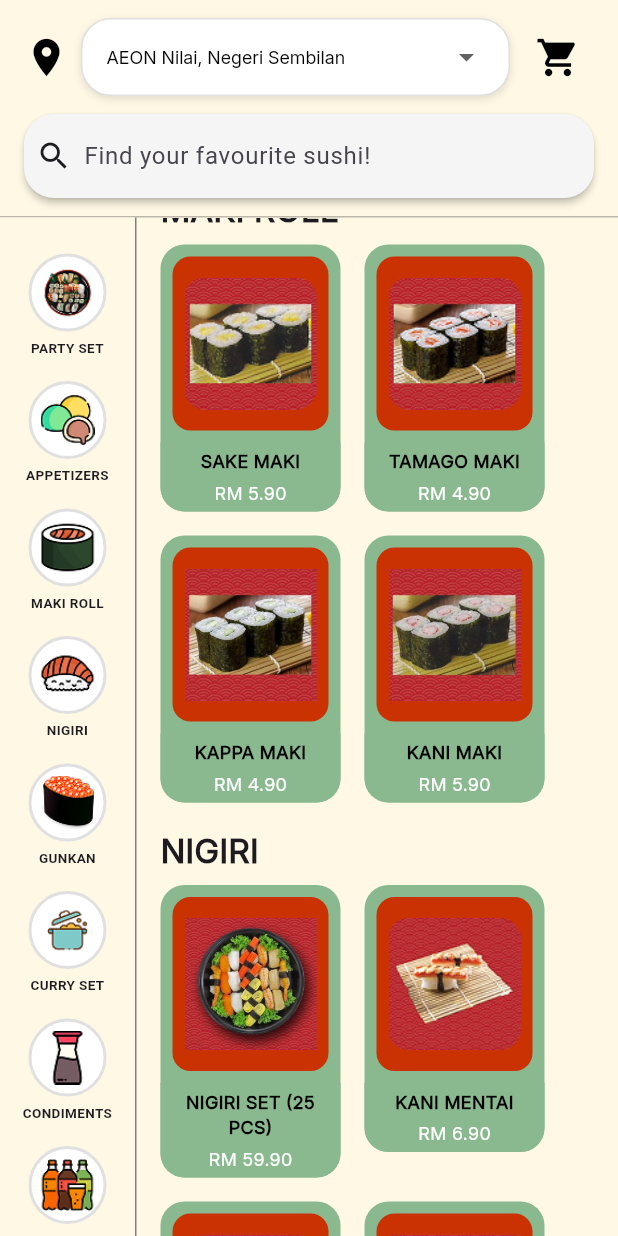
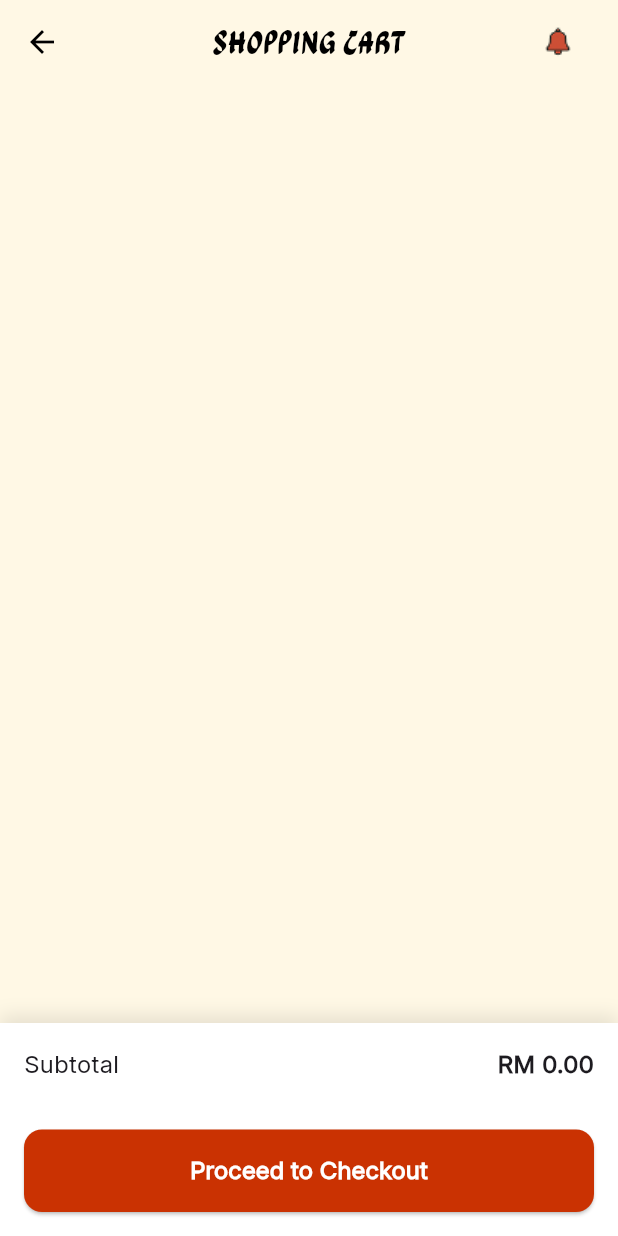
Before and after one commit to raymondlhh/Mobile_A1, a Flutter app: the MenuScreen screen opened directly, scrolled down 1152 dp, after a tap on the "shopping cart" icon, on a phone screen of 412 x 824 dp. Run offline on Flutter 3.47's test engine with Material 3 defaults, Android fonts, the phone set to English and light mode, and no system bars; our stand-ins replace cloud_firestore, firebase_auth, firebase_core, image_picker, video_player; accounts and stored records are empty; Roboto replaces fonts that are missing (PermanentMarker).

Commit message:
Add shopping cart functionality and navigation to Shopping Cart

```diff
--- a/lib/screens/menu/menu_screen.dart
+++ b/lib/screens/menu/menu_screen.dart
@@ -1,4 +1,5 @@
 import 'package:flutter/material.dart';
+import 'package:flutter_application_1/screens/menu/shopping_cart.dart';
 import '../../data/menu_data.dart';
 import 'item_detail_page.dart';
 import '../../models/menu_item.dart';
@@ -180,7 +181,12 @@ class _MenuScreenState extends State<MenuScreen> {
                       size: 30,
                     ),
                     onPressed: () {
-                      // TODO: Implement shopping cart functionality
+                      Navigator.push(
+                        context,
+                        MaterialPageRoute(
+                          builder: (context) => const ShoppingCart(),
+                        ),
+                      );
                     },
                   ),
                 ],
--- /dev/null
+++ b/lib/screens/menu/shopping_cart.dart
@@ -0,0 +1,190 @@
+import 'package:flutter/material.dart';
+import '../../models/menu_item.dart';
+import '../../../widgets/title_appbar.dart';
+
+class ShoppingCart extends StatelessWidget {
+  const ShoppingCart({super.key});
+
+  @override
+  Widget build(BuildContext context) {
+    return Scaffold(
+      backgroundColor: const Color(0xFFFFF8E5),
+      appBar: buildAppBar(context, 'Shopping Cart'),
+      body: Column(
+        children: [
+          // Cart Items List
+          Expanded(
+            child: ListView.builder(
+              padding: const EdgeInsets.all(16),
+              itemCount: 0, // TODO: Replace with actual cart items
+              itemBuilder: (context, index) {
+                return const _CartItem();
+              },
+            ),
+          ),
+          // Bottom Summary
+          Container(
+            padding: const EdgeInsets.all(16),
+            decoration: BoxDecoration(
+              color: Colors.white,
+              boxShadow: [
+                BoxShadow(
+                  color: Colors.black.withOpacity(0.1),
+                  blurRadius: 10,
+                  offset: const Offset(0, -5),
+                ),
+              ],
+            ),
+            child: Column(
+              children: [
+                const Row(
+                  mainAxisAlignment: MainAxisAlignment.spaceBetween,
+                  children: [
+                    Text(
+                      'Subtotal',
+                      style: TextStyle(fontSize: 16, fontFamily: 'Inter'),
+                    ),
+                    Text(
+                      'RM 0.00', // TODO: Replace with actual subtotal
+                      style: TextStyle(
+                        fontSize: 16,
+                        fontFamily: 'Inter',
+                        fontWeight: FontWeight.bold,
+                      ),
+                    ),
+                  ],
+                ),
+                const SizedBox(height: 32),
+                SizedBox(
+                  width: double.infinity,
+                  child: ElevatedButton(
+                    onPressed: () {
+                      // TODO: Implement checkout functionality
+                    },
+                    style: ElevatedButton.styleFrom(
+                      backgroundColor: const Color(0xFFCA3202),
+                      padding: const EdgeInsets.symmetric(vertical: 16),
+                      shape: RoundedRectangleBorder(
+                        borderRadius: BorderRadius.circular(12),
+                      ),
+                    ),
+                    child: const Text(
+                      'Proceed to Checkout',
+                      style: TextStyle(
+                        color: Color(0xFFFFFFFF),
+                        fontSize: 16,
+                        fontFamily: 'Inter',
+                        fontWeight: FontWeight.bold,
+                      ),
+                    ),
+                  ),
+                ),
+              ],
+            ),
+          ),
+        ],
+      ),
+    );
+  }
+}
+
+class _CartItem extends StatelessWidget {
+  const _CartItem();
+
+  @override
+  Widget build(BuildContext context) {
+    return Container(
+      margin: const EdgeInsets.only(bottom: 16),
+      decoration: BoxDecoration(
+        color: Colors.white,
+        borderRadius: BorderRadius.circular(12),
+        boxShadow: [
+          BoxShadow(
+            color: Colors.black.withOpacity(0.1),
+            blurRadius: 4,
+            offset: const Offset(0, 2),
+          ),
+        ],
+      ),
+      child: Row(
+        children: [
+          // Item Image
+          Container(
+            width: 100,
+            height: 100,
+            decoration: BoxDecoration(
+              color: const Color(0xFFCA3202),
+              borderRadius: const BorderRadius.only(
+                topLeft: Radius.circular(12),
+                bottomLeft: Radius.circular(12),
+              ),
+            ),
+            child: const Center(
+              child: Icon(Icons.image, color: Colors.white, size: 40),
+            ),
+          ),
+          // Item Details
+          Expanded(
+            child: Padding(
+              padding: const EdgeInsets.all(12),
+              child: Column(
+                crossAxisAlignment: CrossAxisAlignment.start,
+                children: [
+                  const Text(
+                    'Item Name', // TODO: Replace with actual item name
+                    style: TextStyle(
+                      fontSize: 16,
+                      fontFamily: 'Inter',
+                      fontWeight: FontWeight.bold,
+                    ),
+                  ),
+                  const SizedBox(height: 4),
+                  const Text(
+                    'RM 0.00', // TODO: Replace with actual price
+                    style: TextStyle(
+                      fontSize: 14,
+                      fontFamily: 'Inter',
+                      color: Color(0xFFCA3202),
+                    ),
+                  ),
+                  const SizedBox(height: 8),
+                  Row(
+                    children: [
+                      IconButton(
+                        icon: const Icon(Icons.remove_circle_outline),
+                        onPressed: () {
+                          // TODO: Implement decrease quantity
+                        },
+                      ),
+                      const Text(
+                        '1', // TODO: Replace with actual quantity
+                        style: TextStyle(
+                          fontSize: 16,
+                          fontFamily: 'Inter',
+                          fontWeight: FontWeight.bold,
+                        ),
+                      ),
+                      IconButton(
+                        icon: const Icon(Icons.add_circle_outline),
+                        onPressed: () {
+                          // TODO: Implement increase quantity
+                        },
+                      ),
+                    ],
+                  ),
+                ],
+              ),
+            ),
+          ),
+          // Remove Button
+          IconButton(
+            icon: const Icon(Icons.delete_outline, color: Colors.red),
+            onPressed: () {
+              // TODO: Implement remove item
+            },
+          ),
+        ],
+      ),
+    );
+  }
+}
```
